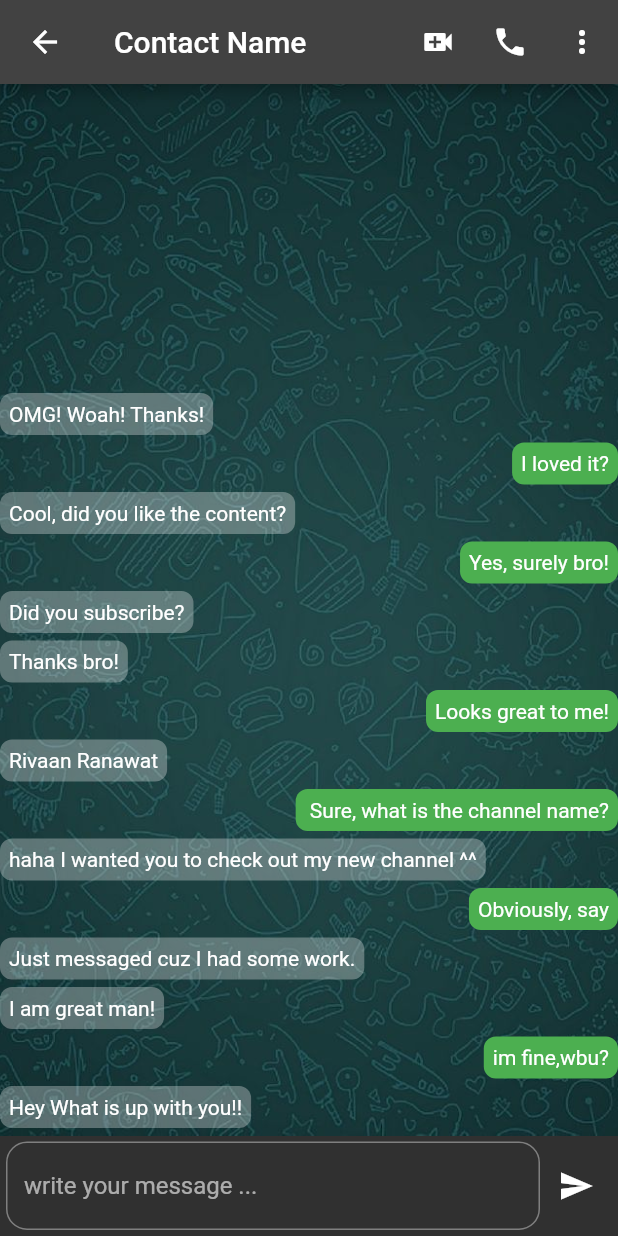
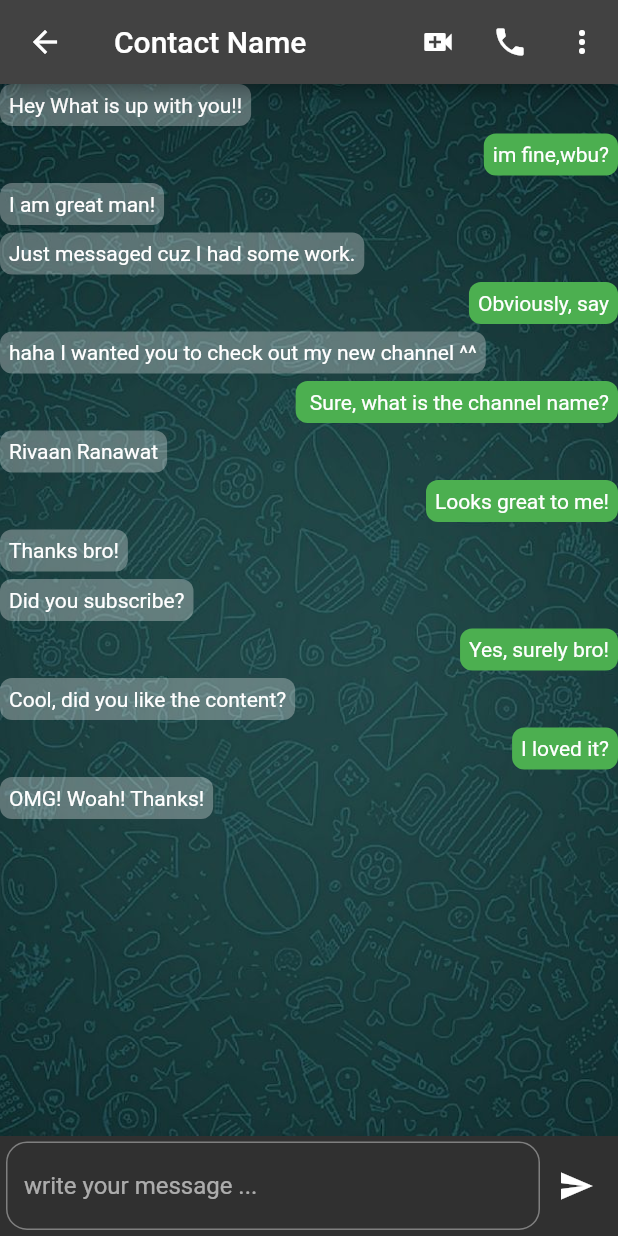
Before and after one commit to Bensmail-nrd/WhatsUp-Clone, a Flutter app: the screen it shows after launch, after a tap on "Rivaan Ranawat", on a phone screen of 412 x 824 dp. Run offline on Flutter 3.47's test engine with Material 2 defaults, Android fonts, the phone set to English and light mode, and no system bars; network calls fail.

Commit message:
Almost finished the UI

```diff
--- a/lib/utils/info.dart
+++ b/lib/info.dart
@@ -71,7 +71,7 @@ const info = [
   },
 ];
 
-const messages = [
+List<Map<String, Object>> messages = [
   {"isMe": false, "text": "Hey What is up with you!!", "time": "10:00 am"},
   {"isMe": true, "text": "im fine,wbu?", "time": "11:00 am"},
   {"isMe": false, "text": "I am great man!", "time": "11:01 am"},
--- a/lib/main.dart
+++ b/lib/main.dart
@@ -1,8 +1,7 @@
-import 'package:clone_whatsup/responsive/responsive_layout.dart';
 import 'package:flutter/material.dart';
 
-import 'UI/mobile_layout.dart';
-import 'UI/web_layout.dart';
+import 'mobile_ui/mobile_layout.dart';
+import 'web_ui/web_layout.dart';
 
 void main() => runApp(MyApp());
 
@@ -11,15 +10,19 @@ class MyApp extends StatelessWidget {
 
   @override
   Widget build(BuildContext context) {
-    print("Material App is about to get called");
     return MaterialApp(
-      title: 'Flutter Demo',
-      debugShowCheckedModeBanner: false,
-      theme: ThemeData.dark()
-          .copyWith(primaryColor: const Color.fromARGB(255, 11, 40, 80)),
-      home: ResponsiveLayout(
-          MobileScreenLayout: MobileScreenLayout(),
-          WebScreenLayout: WebScreenLayout()),
-    );
+        title: 'Flutter Demo',
+        debugShowCheckedModeBanner: false,
+        theme: ThemeData.dark()
+            .copyWith(primaryColor: const Color.fromARGB(255, 11, 40, 80)),
+        home: LayoutBuilder(
+          builder: (context, constraints) {
+            if (constraints.maxWidth > 700) {
+              return WebScreenLayout();
+            } else {
+              return MobileScreenLayout();
+            }
+          },
+        ));
   }
 }
--- a/lib/UI/mobile_layout.dart
+++ b/lib/mobile_ui/mobile_layout.dart
@@ -1,4 +1,4 @@
-import 'package:clone_whatsup/UI/contacts_list.dart';
+import 'package:clone_whatsup/widgets/contacts_list.dart';
 import 'package:flutter/material.dart';
 
 class MobileScreenLayout extends StatelessWidget {
@@ -12,8 +12,8 @@ class MobileScreenLayout extends StatelessWidget {
         appBar: AppBar(
             title: const Text("What's Up"),
             actions: [
-              IconButton(onPressed: () {}, icon: Icon(Icons.search)),
-              IconButton(onPressed: () {}, icon: Icon(Icons.more_vert)),
+              IconButton(onPressed: () {}, icon: const Icon(Icons.search)),
+              IconButton(onPressed: () {}, icon: const Icon(Icons.more_vert)),
             ],
             bottom: const TabBar(
               tabs: [
@@ -22,7 +22,7 @@ class MobileScreenLayout extends StatelessWidget {
                 Tab(text: "Calls"),
               ],
             )),
-        body: ContactList(),
+        body: const ContactList(),
       ),
     );
   }
--- a/lib/responsive/responsive_layout.dart
+++ /dev/null
@@ -1,27 +0,0 @@
-import 'package:flutter/material.dart';
-
-class ResponsiveLayout extends StatelessWidget {
-  Widget WebScreenLayout;
-
-  Widget MobileScreenLayout;
-
-  ResponsiveLayout(
-      {Key? key,
-      required this.MobileScreenLayout,
-      required this.WebScreenLayout})
-      : super(key: key);
-
-  @override
-  Widget build(BuildContext context) {
-    print("Responsive has been called");
-    return LayoutBuilder(
-      builder: (context, constraints) {
-        if (constraints.maxWidth > 700) {
-          return WebScreenLayout;
-        } else {
-          return MobileScreenLayout;
-        }
-      },
-    );
-  }
-}
--- /dev/null
+++ b/lib/widgets/app_bars.dart
@@ -0,0 +1,41 @@
+import 'package:flutter/material.dart';
+
+class AppBarChatWeb extends AppBar {
+  AppBarChatWeb({Key? key})
+      : super(
+          key: key,
+          title: Text("Contact Name"),
+          leadingWidth: 60,
+          leading: const Padding(
+            padding: EdgeInsets.all(8.0),
+            child: CircleAvatar(
+                backgroundImage: NetworkImage(
+                    "https://upload.wikimedia.org/wikipedia/commons/8/85/Elon_Musk_Royal_Society_%28crop1%29.jpg")),
+          ),
+          actions: [
+            IconButton(onPressed: () {}, icon: Icon(Icons.search)),
+            IconButton(onPressed: () {}, icon: Icon(Icons.more_vert_outlined)),
+          ],
+        );
+}
+
+class AppBarChatMobile extends AppBar {
+  AppBarChatMobile({Key? key})
+      : super(
+          key: key,
+          title: Text("Contact Name"),
+          leadingWidth: 60,
+          leading: Builder(builder: (context) {
+            return IconButton(
+                onPressed: () {
+                  Navigator.of(context).pop();
+                },
+                icon: Icon(Icons.arrow_back));
+          }),
+          actions: [
+            IconButton(onPressed: () {}, icon: Icon(Icons.video_call)),
+            IconButton(onPressed: () {}, icon: Icon(Icons.phone)),
+            IconButton(onPressed: () {}, icon: Icon(Icons.more_vert)),
+          ],
+        );
+}
--- a/lib/UI/chat_list.dart
+++ b/lib/widgets/chat_list.dart
@@ -1,8 +1,9 @@
-import 'package:clone_whatsup/UI/message.dart';
-import 'package:clone_whatsup/utils/info.dart';
+import 'package:clone_whatsup/info.dart';
+import 'package:clone_whatsup/widgets/message.dart';
 import 'package:flutter/material.dart';
 
 import '../generated/assets.dart';
+import 'app_bars.dart';
 
 class ChatList extends StatefulWidget {
   final bool kWeb;
@@ -13,6 +14,18 @@ class ChatList extends StatefulWidget {
 }
 
 class _ChatListState extends State<ChatList> {
+  final TextEditingController _controller = TextEditingController();
+
+  final ScrollController _scroller = ScrollController();
+  @override
+  void initState() {
+    super.initState();
+    WidgetsBinding.instance.addPostFrameCallback((timeStamp) {
+      _scroller.animateTo(_scroller.position.maxScrollExtent + 50,
+          duration: const Duration(milliseconds: 500), curve: Curves.easeInOut);
+    });
+  }
+
   @override
   Widget build(BuildContext context) {
     return Scaffold(
@@ -26,9 +39,8 @@ class _ChatListState extends State<ChatList> {
                       fit: BoxFit.cover,
                       image: AssetImage(Assets.assetsWhatsupBackground))),
               child: ListView.builder(
-                controller: ScrollController(),
+                controller: _scroller,
                 shrinkWrap: true,
-                reverse: true,
                 itemCount: messages.length,
                 itemBuilder: (context, index) {
                   return Message(
@@ -40,18 +52,34 @@ class _ChatListState extends State<ChatList> {
             ),
           ),
           Container(
-            padding: EdgeInsets.all(4),
+            padding: const EdgeInsets.all(4),
             child: Row(
               children: [
                 Expanded(
                   child: TextField(
+                    controller: _controller,
                     decoration: InputDecoration(
                         hintText: "write your message ...",
                         border: OutlineInputBorder(
                             borderRadius: BorderRadius.circular(14))),
                   ),
                 ),
-                IconButton(onPressed: () {}, icon: Icon(Icons.send))
+                IconButton(
+                    onPressed: () {
+                      setState(() {
+                        messages.add({
+                          "isMe": true,
+                          "text": _controller.text,
+                          "time": DateTime.now().toString()
+                        });
+                        _controller.clear();
+                        _scroller.animateTo(
+                            _scroller.position.maxScrollExtent + 50,
+                            duration: const Duration(milliseconds: 500),
+                            curve: Curves.easeIn);
+                      });
+                    },
+                    icon: const Icon(Icons.send))
               ],
             ),
           )
@@ -60,43 +88,3 @@ class _ChatListState extends State<ChatList> {
     );
   }
 }
-
-class AppBarChatWeb extends AppBar {
-  AppBarChatWeb({Key? key})
-      : super(
-          key: key,
-          title: Text("Contact Name"),
-          leadingWidth: 60,
-          leading: const Padding(
-            padding: EdgeInsets.all(8.0),
-            child: CircleAvatar(
-                backgroundImage: NetworkImage(
-                    "https://upload.wikimedia.org/wikipedia/commons/8/85/Elon_Musk_Royal_Society_%28crop1%29.jpg")),
-          ),
-          actions: [
-            IconButton(onPressed: () {}, icon: Icon(Icons.search)),
-            IconButton(onPressed: () {}, icon: Icon(Icons.more_vert_outlined)),
-          ],
-        );
-}
-
-class AppBarChatMobile extends AppBar {
-  AppBarChatMobile({Key? key})
-      : super(
-          key: key,
-          title: Text("Contact Name"),
-          leadingWidth: 60,
-          leading: Builder(builder: (context) {
-            return IconButton(
-                onPressed: () {
-                  Navigator.of(context).pop();
-                },
-                icon: Icon(Icons.arrow_back));
-          }),
-          actions: [
-            IconButton(onPressed: () {}, icon: Icon(Icons.video_call)),
-            IconButton(onPressed: () {}, icon: Icon(Icons.phone)),
-            IconButton(onPressed: () {}, icon: Icon(Icons.more_vert)),
-          ],
-        );
-}
--- a/lib/UI/contacts_list.dart
+++ b/lib/widgets/contacts_list.dart
@@ -1,6 +1,7 @@
-import 'package:clone_whatsup/UI/chat_list.dart';
-import 'package:clone_whatsup/utils/info.dart';
+import 'package:clone_whatsup/info.dart';
 import 'package:flutter/material.dart';
+
+import 'chat_list.dart';
 
 class ContactList extends StatelessWidget {
   const ContactList({Key? key}) : super(key: key);
@@ -14,7 +15,7 @@ class ContactList extends StatelessWidget {
           onTap: () {
             if (MediaQuery.of(context).size.width <= 700) {
               Navigator.of(context).push(MaterialPageRoute(
-                builder: (context) => ChatList(kWeb: false),
+                builder: (context) => const ChatList(kWeb: false),
               ));
             }
           },
--- a/lib/UI/message.dart
+++ b/lib/widgets/message.dart
@@ -15,7 +15,6 @@ class Message extends StatefulWidget {
 
 class _MessageState extends State<Message> {
   double _bottom = 0;
-
   double _opacity = 0;
 
   @override
```
Also changed, not shown: lib/UI/home_screen.dart (deleted, +0 -12 lines), lib/UI/web_appbar.dart (deleted, +0 -30 lines), lib/web_ui/web_layout.dart (renamed from lib/UI/web_layout.dart, +8 -14 lines), lib/web_ui/web_profile.dart (renamed from lib/UI/web_profile.dart, +4 -4 lines), lib/widgets/search.dart (renamed from lib/UI/search.dart, +6 -4 lines).
